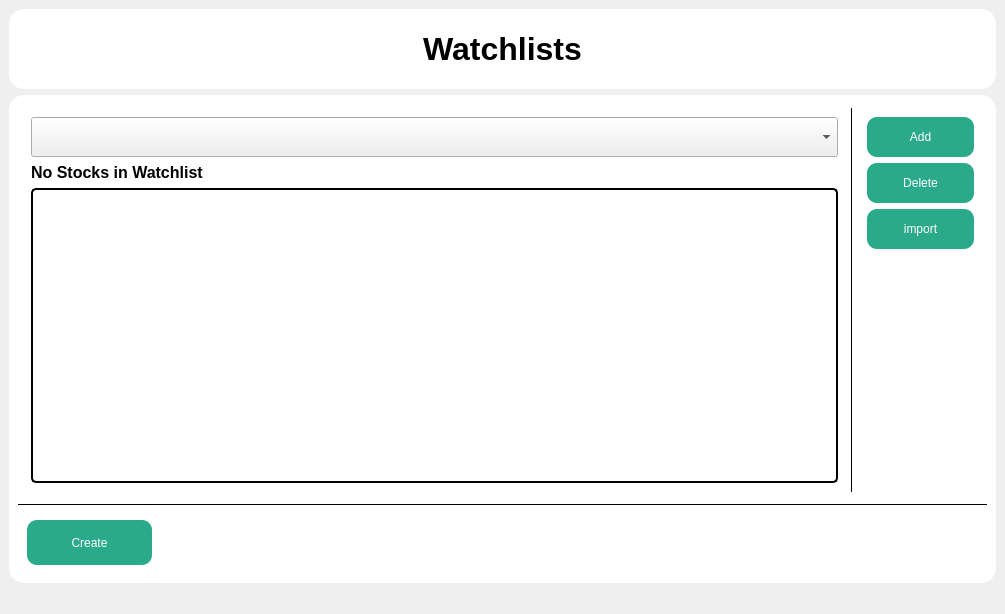
Before: the Qt Designer form UIFiles/watchlists.ui in ShubhamMandavkar/TYLiveProjectt-StockAutomationSystem, drawn with Qt 5.
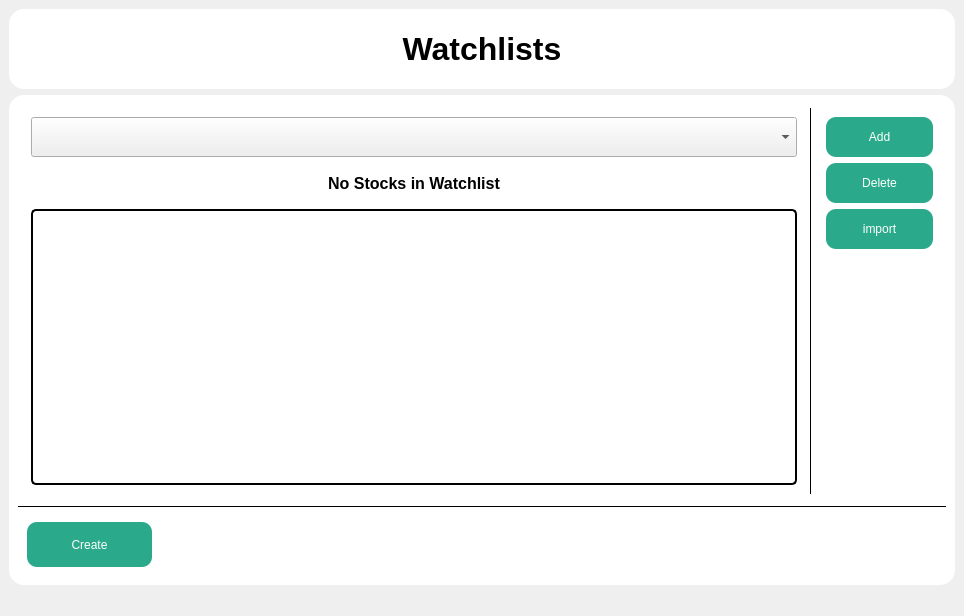
After: the same form once the commit is applied.

The edit to the form file:
```diff
--- a/UIFiles/watchlists.ui
+++ b/UIFiles/watchlists.ui
@@ -6,8 +6,8 @@
    <rect>
     <x>0</x>
     <y>0</y>
-    <width>1005</width>
-    <height>614</height>
+    <width>964</width>
+    <height>616</height>
    </rect>
   </property>
   <property name="windowTitle">
@@ -26,6 +26,12 @@
         <height>80</height>
        </size>
       </property>
+      <property name="maximumSize">
+       <size>
+        <width>16777215</width>
+        <height>80</height>
+       </size>
+      </property>
       <property name="font">
        <font>
         <pointsize>24</pointsize>
@@ -98,8 +104,8 @@
             <property name="frameShadow">
              <enum>QFrame::Raised</enum>
             </property>
-            <layout class="QVBoxLayout" name="verticalLayout_3">
-             <item>
+            <layout class="QFormLayout" name="formLayout_2">
+             <item row="0" column="0" colspan="2">
               <widget class="QComboBox" name="cmbWatchlists">
                <property name="minimumSize">
                 <size>
@@ -109,12 +115,18 @@
                </property>
               </widget>
              </item>
-             <item>
+             <item row="1" column="0" colspan="2">
               <widget class="QLabel" name="lblMsg">
+               <property name="minimumSize">
+                <size>
+                 <width>0</width>
+                 <height>40</height>
+                </size>
+               </property>
                <property name="maximumSize">
                 <size>
                  <width>16777215</width>
-                 <height>20</height>
+                 <height>50</height>
                 </size>
                </property>
                <property name="font">
@@ -126,12 +138,15 @@
                <property name="text">
                 <string>No Stocks in Watchlist</string>
                </property>
+               <property name="alignment">
+                <set>Qt::AlignCenter</set>
+               </property>
                <property name="wordWrap">
                 <bool>true</bool>
                </property>
               </widget>
              </item>
-             <item>
+             <item row="2" column="0" colspan="2">
               <widget class="QTableView" name="tbvWatchlist">
                <property name="styleSheet">
                 <string notr="true">QTableView{
@@ -299,6 +314,12 @@
            <height>40</height>
           </size>
          </property>
+         <property name="maximumSize">
+          <size>
+           <width>16777215</width>
+           <height>70</height>
+          </size>
+         </property>
          <property name="frameShape">
           <enum>QFrame::StyledPanel</enum>
          </property>
```
Left out of the diff: 2 changed lines with no effect on the pictures.
